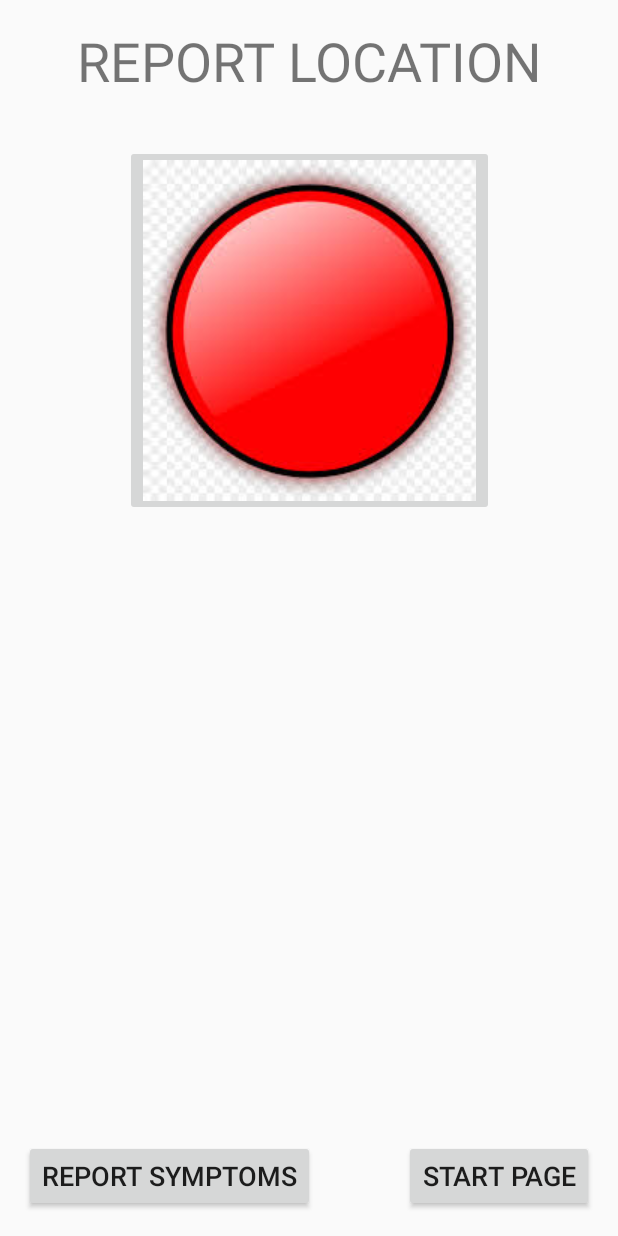
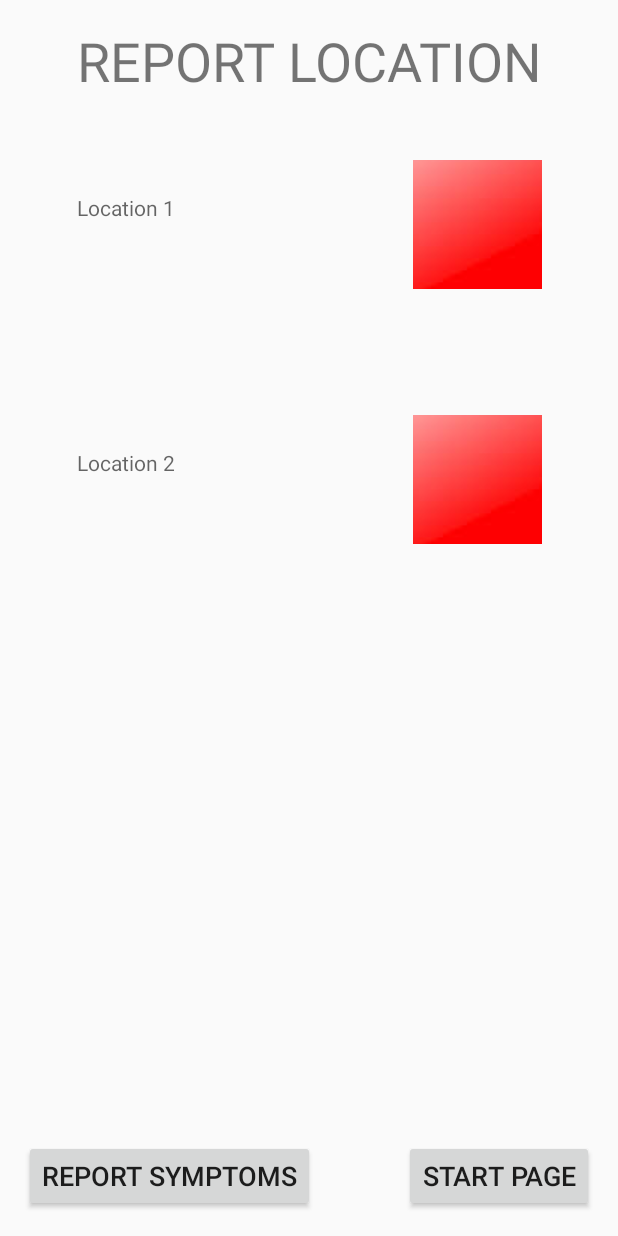
Before and after one commit to GustafTysk/CoronaKanditaten2020, an Android app: the fragment ReportLocationFragment shown on its own in the app's theme, on a phone screen of 412 x 824 dp. Run offline under Robolectric (Android 15) with nearby library versions, the phone set to English and light mode, and no system bars; libraries missing offline, so code that uses them is left out: com.google.maps.android.

Commit message:
Location in report location almost done

```diff
--- a/app/src/main/java/com/example/coronakanditaten2020/ReportLocationFragment.java
+++ b/app/src/main/java/com/example/coronakanditaten2020/ReportLocationFragment.java
@@ -25,6 +25,7 @@ import android.view.WindowManager;
 import android.widget.Button;
 import android.widget.ImageButton;
 import android.widget.PopupWindow;
+import android.widget.TextView;
 import android.widget.Toast;
 
 import com.google.android.gms.common.util.JsonUtils;
@@ -45,10 +46,12 @@ import java.util.Locale;
 
 public class ReportLocationFragment extends Fragment  implements OnMapReadyCallback, View.OnClickListener, GoogleMap.OnMapClickListener {
     private static final String TAG = "Fragment Statistics";
+    private ViewGroup containerThis;
 
 
     private GoogleMap mGoogleMap;
     private MapView mMapView;
+    public PopupWindow mapWindow;
 
     private Marker reportedLocation;
     private String yourLocationString;
@@ -59,10 +62,19 @@ public class ReportLocationFragment extends Fragment  implements OnMapReadyCallb
     private Button btnRlToRs;
 
     private ImageButton setLocation1;
+    private ImageButton setLocation2;
+
+    private TextView textViewLocation1;
+    private TextView textViewLocation2;
+
+    private int currentLocationReport;
+    private LatLng location1;
+    private LatLng location2;
 
     @Nullable
     @Override
     public View onCreateView(@NonNull LayoutInflater inflater, @Nullable ViewGroup container, @Nullable Bundle savedInstanceState) {
+        containerThis = container;
         savedInstance = savedInstanceState;
         View view = inflater.inflate(R.layout.fragment_report_location, container, false);
         btnRlToStart = (Button) view.findViewById(R.id.btnRlToStart);
@@ -72,6 +84,13 @@ public class ReportLocationFragment extends Fragment  implements OnMapReadyCallb
 
         setLocation1 = (ImageButton) view.findViewById(R.id.setLocation1);
         setLocation1.setOnClickListener(this);
+        setLocation2 = (ImageButton) view.findViewById(R.id.setLocation2);
+        setLocation2.setOnClickListener(this);
+
+        textViewLocation1 = (TextView) view.findViewById(R.id.textViewLocation1);
+        textViewLocation2 = (TextView) view.findViewById(R.id.textViewLocation2);
+
+
 
         return view;
     }
@@ -88,21 +107,26 @@ public class ReportLocationFragment extends Fragment  implements OnMapReadyCallb
                 ((MainActivity) getActivity()).setViewPager(0);
                 break;
             case R.id.setLocation1:
+                currentLocationReport = 1;
                 startReportLocationMap();
+                break;
+            case R.id.setLocation2:
+                currentLocationReport = 2;
+                startReportLocationMap();
+                break;
         }
     }
 
     public void startReportLocationMap(){
         LayoutInflater inflater = (LayoutInflater)getContext().getSystemService(Context.LAYOUT_INFLATER_SERVICE);
 
-        System.out.println("Kommer in hit");
         View mapV = inflater.inflate(R.layout.report_location_map, null);
 
         mMapView = (MapView) mapV.findViewById(R.id.mapViewReport);
         mMapView.onCreate(savedInstance);
 
         mMapView.getMapAsync(this);
-        final PopupWindow mapWindow = new PopupWindow(mapV, WindowManager.LayoutParams.WRAP_CONTENT, WindowManager.LayoutParams.WRAP_CONTENT);
+        mapWindow = new PopupWindow(mapV, WindowManager.LayoutParams.WRAP_CONTENT, WindowManager.LayoutParams.WRAP_CONTENT);
         mapWindow.showAtLocation(mapV, Gravity.CENTER, 0, 0);
 
         mapWindow.setOutsideTouchable(true);
@@ -111,7 +135,6 @@ public class ReportLocationFragment extends Fragment  implements OnMapReadyCallb
 
         mMapView.onResume();
     }
-
 
     @Override
     public void onMapReady(GoogleMap googleMap) {
@@ -125,12 +148,6 @@ public class ReportLocationFragment extends Fragment  implements OnMapReadyCallb
                 .title("yourLocation")
                 .draggable(true));
         googleMap.setOnMapClickListener(this);
-
-
-
-
-        System.out.println("kkk");
-
     }
 
     @Override
@@ -148,35 +165,31 @@ public class ReportLocationFragment extends Fragment  implements OnMapReadyCallb
             e.printStackTrace();
         }
     }
-//    @Override
-//    public void onResume() {
-//        super.onResume();
-//        mMapView.onResume();
-//    }
-//
-//    @Override
-//    public void onPause() {
-//        super.onPause();
-//        mMapView.onPause();
-//    }
 
-    @Override
-    public void onDestroy() {
+    public void dismissPopup(Integer location){
+
+        switch (location){
+            case 1:
+                location1 = reportedLocation.getPosition();
+                textViewLocation1.setText(yourLocationString);
+                break;
+            case 2:
+                location2 = reportedLocation.getPosition();
+                textViewLocation2.setText(yourLocationString);
+                break;
+        }
+
+
         super.onDestroy();
         mMapView.onDestroy();
+        mapWindow.dismiss();
+        System.out.println("Location 1: " + location1);
+        System.out.println("Location 2: " + location2);
     }
 
-//    @Override
-//    public void onSaveInstanceState(Bundle outState) {
-//        super.onSaveInstanceState(outState);
-//        mMapView.onSaveInstanceState(outState);
-//    }
-//
-//    @Override
-//    public void onLowMemory() {
-//        super.onLowMemory();
-//        mMapView.onLowMemory();
-//    }
+    public int getCurrentLocationReport(){
+        return currentLocationReport;
+    }
 
 
 }
--- a/app/src/main/res/layout/fragment_report_location.xml
+++ b/app/src/main/res/layout/fragment_report_location.xml
@@ -18,6 +18,28 @@
         app:layout_constraintEnd_toEndOf="parent"
         app:layout_constraintStart_toStartOf="parent"
         app:layout_constraintTop_toTopOf="parent" />
+
+    <ImageButton
+        android:id="@+id/setLocation1"
+        android:layout_width="86dp"
+        android:layout_height="86dp"
+        android:src="@drawable/ratingfilled"
+        app:layout_constraintBottom_toBottomOf="@+id/textViewLocation1"
+        app:layout_constraintEnd_toEndOf="@+id/textViewReportLocation"
+        app:layout_constraintHorizontal_bias="1.0"
+        app:layout_constraintStart_toEndOf="@+id/textViewLocation1"
+        app:layout_constraintTop_toTopOf="@+id/textViewLocation1" />
+
+    <ImageButton
+        android:id="@+id/setLocation2"
+        android:layout_width="86dp"
+        android:layout_height="86dp"
+        android:src="@drawable/ratingfilled"
+        app:layout_constraintBottom_toBottomOf="@+id/textViewLocation2"
+        app:layout_constraintEnd_toEndOf="@+id/setLocation1"
+        app:layout_constraintHorizontal_bias="1.0"
+        app:layout_constraintStart_toEndOf="@+id/textViewLocation2"
+        app:layout_constraintTop_toTopOf="@+id/textViewLocation2" />
 
     <Button
         android:id="@+id/btnRlToStart"
@@ -42,14 +64,22 @@
         app:layout_constraintBottom_toBottomOf="parent"
         app:layout_constraintStart_toStartOf="parent" />
 
-    <ImageButton
-        android:id="@+id/setLocation1"
-        android:layout_width="wrap_content"
-        android:layout_height="wrap_content"
-        android:layout_marginTop="32dp"
-        android:src="@drawable/ratingfilled"
-        app:layout_constraintEnd_toEndOf="parent"
-        app:layout_constraintStart_toStartOf="parent"
+    <TextView
+        android:id="@+id/textViewLocation1"
+        android:layout_width="212dp"
+        android:layout_height="42dp"
+        android:layout_marginTop="64dp"
+        android:hint="Location 1"
+        app:layout_constraintStart_toStartOf="@+id/textViewReportLocation"
         app:layout_constraintTop_toBottomOf="@+id/textViewReportLocation" />
 
+    <TextView
+        android:id="@+id/textViewLocation2"
+        android:layout_width="212dp"
+        android:layout_height="42dp"
+        android:layout_marginTop="128dp"
+        android:hint="Location 2"
+        app:layout_constraintStart_toStartOf="@+id/textViewLocation1"
+        app:layout_constraintTop_toBottomOf="@+id/textViewLocation1" />
+
 </androidx.constraintlayout.widget.ConstraintLayout>
```
Also changed, not shown: app/src/main/java/com/example/coronakanditaten2020/MainActivity.java (+7 -1 lines), app/src/main/java/com/example/coronakanditaten2020/StartPageFragment.java (+20 -20 lines), app/src/main/res/layout/report_location_map.xml (+4 -3 lines).
